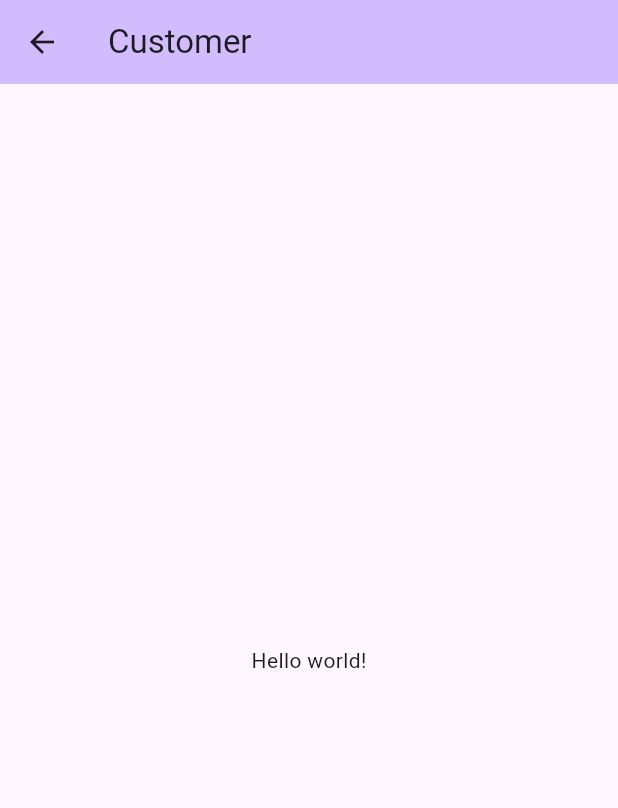
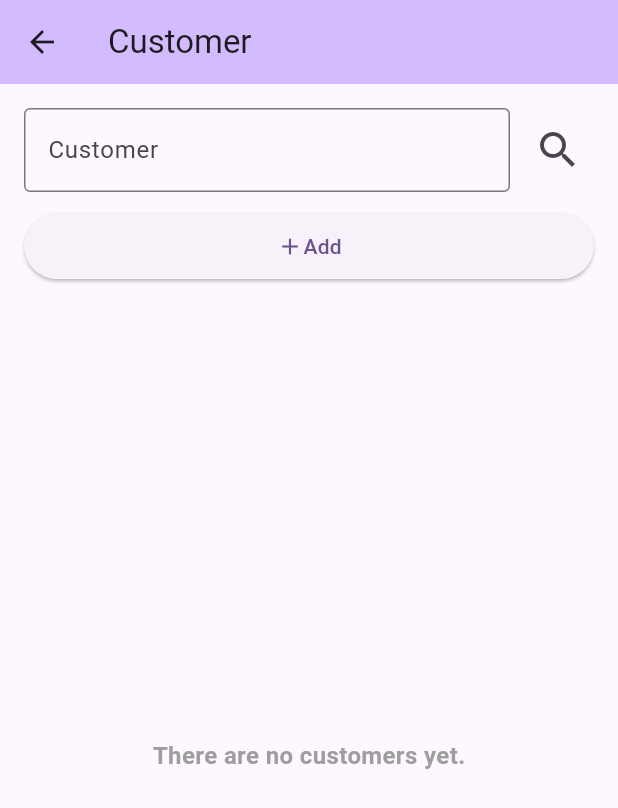
Before and after one commit to wald0047/cst2335_app, a Flutter app: the CustomerPage screen opened by its route, on a phone screen of 412 x 824 dp. Shown: the top 808 px of the screen. Run offline on Flutter 3.47's test engine with Material 3 defaults, Android fonts, the light colour scheme and no system bars; our stand-ins replace floor, sqflite; missing offline and left inert: encrypted_shared_preferences; accounts and stored records are empty; generated files the repository leaves out were written again.

Commit message:
feat: customer model

```diff
--- a/lib/CustomerPage.dart
+++ b/lib/CustomerPage.dart
@@ -1,4 +1,9 @@
 import 'package:flutter/material.dart';
+import 'package:cst2335_app/database.dart';
+import 'package:cst2335_app/customerdao.dart';
+import 'package:cst2335_app/customer.dart';
+import 'package:cst2335_app/customer_form.dart';
+import 'package:cst2335_app/customer_list.dart';
 
 class CustomerPage extends StatefulWidget {
   const CustomerPage({super.key});
@@ -7,6 +12,99 @@ class CustomerPage extends StatefulWidget {
 }
 
 class CustomerPageState extends State<CustomerPage> {
+
+  late CustomerDAO dao;
+  var customers = <Customer>[];
+  var list = <Customer>[];
+  String keyword = "";
+
+  Customer? selectedItem;
+  bool isAdding = false;
+
+  void _loadDatabase() async {
+    var database =
+        await $FloorAppDatabase.databaseBuilder('app_database.db').build();
+    dao = database.customerDAO;
+    _loadCustomers();
+  }
+
+  void _loadCustomers() async {
+    var items = await dao.getAllCustomers();
+    customers.clear();
+    setState(() {
+      customers.addAll(items);
+      _filterList();
+    });
+  }
+
+  @override
+  void initState() {
+    super.initState();
+    _loadDatabase();
+  }
+
+
+  void _filterList(){
+    setState(() {
+      list = keyword.isEmpty ? customers : customers.where((item){
+        return item.firstName.toLowerCase().contains(keyword.toLowerCase()) ||
+            item.lastName.toLowerCase().contains(keyword.toLowerCase());
+      }).toList();
+    });
+  }
+
+  Widget listPage() {
+    return CustomerList(
+        customers: list,
+        onSearchCustomer: (String keyword){
+          setState(() {
+            this.keyword = keyword;
+            _filterList();
+          });
+        },
+        onAddCustomer: () {
+          setState(() {
+            isAdding = true;
+          });
+        },
+        onSelectCustomer: (Customer item) {
+          setState(() {
+            selectedItem = item;
+          });
+        });
+  }
+
+  Widget formPage() {
+    return CustomerForm(
+        dao: dao,
+        isAdding: isAdding,
+        selectedItem: selectedItem,
+        onSuccess: _loadCustomers,
+        onClose: () {
+          setState(() {
+            if (isAdding) {
+              isAdding = false;
+            } else if (selectedItem != null) {
+              selectedItem = null;
+            }
+          });
+        });
+  }
+
+  Widget responsiveLayout() {
+    var size = MediaQuery.of(context).size;
+    var height = size.height;
+    var width = size.width;
+    if ((width > height) && (width > 720)) {
+      return Row(children: [
+        Expanded(flex: 1, child: listPage()), //Left side
+        Expanded(flex: 2, child: formPage()) //Right side
+      ]);
+    } else {
+      return isAdding || selectedItem != null ? formPage() : listPage();
+    }
+  }
+
   @override
   Widget build(BuildContext context) {
     return Scaffold(
@@ -14,9 +112,7 @@ class CustomerPageState extends State<CustomerPage> {
         backgroundColor: Theme.of(context).colorScheme.inversePrimary,
         title: const Text('Customer'),
       ),
-      body: Center(
-        child: Text('Hello world!'),
-      ),
+      body: responsiveLayout(),
     );
   }
 }
--- a/lib/customer.dart
+++ b/lib/customer.dart
@@ -2,11 +2,19 @@ import 'package:floor/floor.dart';
 
 @entity
 class Customer {
+  static int ID = 1;
+
   @PrimaryKey(autoGenerate: true)
-  final int? id;
+  final int id;
+  final String firstName;
+  final String lastName;
+  final String address;
+  final DateTime birthdate;
 
-  Customer(this.id);
-
-  Customer.noid({ this.id }) ;
-
+  Customer(
+      this.id, this.firstName, this.lastName, this.address, this.birthdate) {
+    if (id >= ID) {
+      ID = id + 1;
+    }
+  }
 }
--- /dev/null
+++ b/lib/customer_list.dart
@@ -0,0 +1,163 @@
+import 'package:flutter/material.dart';
+import 'package:cst2335_app/customer.dart';
+
+class CustomerList extends StatefulWidget {
+  final List<Customer> customers;
+  final VoidCallback onAddCustomer;
+  final void Function(Customer) onSelectCustomer;
+  final void Function(String) onSearchCustomer;
+
+  const CustomerList({
+    super.key,
+    required this.customers,
+    required this.onAddCustomer,
+    required this.onSelectCustomer,
+    required this.onSearchCustomer,
+  });
+
+  @override
+  CustomerListState createState() => CustomerListState();
+}
+
+class CustomerListState extends State<CustomerList> {
+  late TextEditingController _searchController;
+
+  @override
+  void initState() {
+    super.initState();
+    _searchController = TextEditingController();
+  }
+
+  @override
+  void dispose() {
+    _searchController.dispose();
+    super.dispose();
+  }
+
+  @override
+  Widget build(BuildContext context) {
+    return Container(
+      margin: const EdgeInsets.all(16.0),
+      child: Column(
+        crossAxisAlignment: CrossAxisAlignment.stretch,
+        children: [
+          Row(
+            crossAxisAlignment: CrossAxisAlignment.center,
+            children: [
+              Expanded(
+                child: TextField(
+                  controller: _searchController,
+                  decoration: const InputDecoration(
+                    hintText: "Enter first name, last name, ...",
+                    border: OutlineInputBorder(),
+                    labelText: "Customer",
+                  ),
+                ),
+              ),
+              const SizedBox(width: 8),
+              IconButton(
+                iconSize: 32,
+                onPressed: () {
+                  widget.onSearchCustomer(_searchController.value.text);
+                },
+                icon: const Icon(Icons.search),
+              ),
+            ],
+          ),
+          const SizedBox(height: 12),
+          ElevatedButton(
+            onPressed: widget.onAddCustomer,
+            style: ElevatedButton.styleFrom(
+              padding: const EdgeInsets.all(12),
+            ),
+            child: const Row(
+              mainAxisAlignment: MainAxisAlignment.center,
+              children: [
+                Icon(Icons.add),
+                Text("Add"),
+              ],
+            ),
+          ),
+          const SizedBox(height: 12),
+          Expanded(
+            child: widget.customers.isEmpty
+                ? const Center(
+                    child: Text(
+                      "There are no customers yet.",
+                      style: TextStyle(
+                        color: Colors.grey,
+                        fontSize: 16.0,
+                        fontWeight: FontWeight.bold,
+                      ),
+                    ),
+                  )
+                : ListView.builder(
+                    itemCount: widget.customers.length,
+                    itemBuilder: (context, index) {
+                      return GestureDetector(
+                        onTap: () {
+                          widget.onSelectCustomer(widget.customers[index]);
+                        },
+                        child: Card(
+                          elevation: 4,
+                          margin: const EdgeInsets.symmetric(
+                              vertical: 8),
+                          child: Padding(
+                            padding: const EdgeInsets.all(16.0),
+                            child: Row(
+                              children: [
+                                CircleAvatar(
+                                  backgroundColor: Theme.of(context).colorScheme.inversePrimary,
+                                  foregroundColor: Colors.white,
+                                  child: Text(
+                                    "${index + 1}",
+                                    style: const TextStyle(
+                                      fontSize: 22,
+                                      fontWeight: FontWeight.bold,
+                                    ),
+                                  ),
+                                ),
+                                const SizedBox(width: 16),
+                                Expanded(
+                                  child: Row(
+                                    crossAxisAlignment:
+                                        CrossAxisAlignment.center,
+                                    children: [
+                                      Text(
+                                        widget.customers[index].firstName,
+                                        style: const TextStyle(
+                                          color: Colors.grey,
+                                          fontSize: 20,
+                                          fontWeight: FontWeight.bold,
+                                        ),
+                                      ),
+                                      const SizedBox(width: 12),
+                                      Text(
+                                        widget.customers[index].lastName,
+                                        style: const TextStyle(
+                                          color: Colors.grey,
+                                          fontSize: 20,
+                                          fontWeight: FontWeight.bold,
+                                        ),
+                                      ),
+                                    ],
+                                  ),
+                                ),
+                                const SizedBox(width: 12),
+                                const Icon(
+                                  Icons.chevron_right,
+                                  color: Colors.grey,
+                                ),
+                              ],
+                            ),
+                          ),
+                        ),
+                      );
+                    },
+                  ),
+          ),
+        ],
+      ),
+    );
+  }
+}
--- a/lib/database.dart
+++ b/lib/database.dart
@@ -13,8 +13,11 @@ import 'package:cst2335_app/reservationdao.dart';
 import 'package:floor/floor.dart';
 import 'package:sqflite/sqflite.dart' as sqflite;
 
+import 'date_time_converter.dart';
+
 part 'database.g.dart'; // the generated code will be there
 
+@TypeConverters([DateTimeConverter])
 @Database(version: 1, entities: [Airplane,Customer,Flight,Reservation])
 abstract class AppDatabase extends FloorDatabase {
   AirplaneDAO get airplaneDAO;
--- a/lib/main.dart
+++ b/lib/main.dart
@@ -4,7 +4,9 @@ import 'package:cst2335_app/AirplanePage.dart';
 import 'package:cst2335_app/FlightPage.dart';
 import 'package:cst2335_app/ReservationPage.dart';
 
-void main() {
+
+void main() async {
+
   runApp(const MyApp());
 }
 
--- a/pubspec.yaml
+++ b/pubspec.yaml
@@ -31,11 +31,13 @@ dependencies:
   flutter:
     sdk: flutter
   floor: ^1.4.0
+  intl: ^0.17.0
 
 
   # The following adds the Cupertino Icons font to your application.
   # Use with the CupertinoIcons class for iOS style icons.
   cupertino_icons: ^1.0.6
+  encrypted_shared_preferences: ^3.0.1
 
 dev_dependencies:
   flutter_test:
```
Also changed, not shown: lib/customer_form.dart (added, +360 -0 lines), lib/customer_repository.dart (added, +50 -0 lines), lib/date_time_converter.dart (added, +13 -0 lines), lib/customerdao.dart (line endings or trailing spaces), lib/database.g.dart, pubspec.lock, 1 other file.
